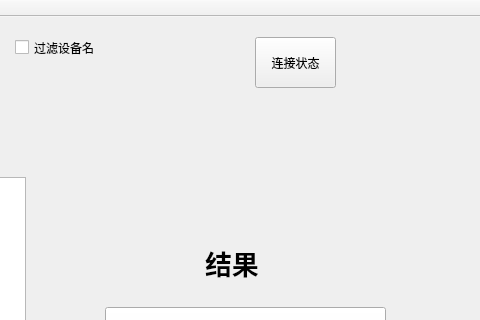
First picture: the form in mainwindow.ui, repository wangzhibinjunhua/py_work, before the edit; both pictures show x 635 to 1115 and y 0 to 320 of the 1115 by 858 pixel window.
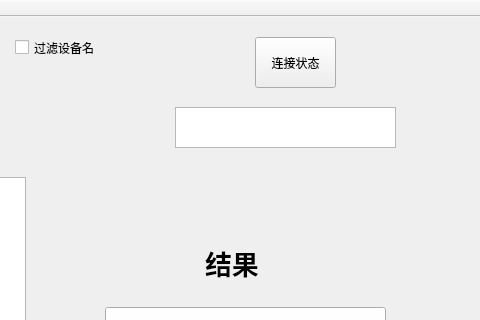
Second picture: the form after the edit.

```diff
--- a/mainwindow.ui
+++ b/mainwindow.ui
@@ -398,6 +398,16 @@
      <string>PASS</string>
     </property>
    </widget>
+   <widget class="QTextBrowser" name="conn_info">
+    <property name="geometry">
+     <rect>
+      <x>810</x>
+      <y>90</y>
+      <width>221</width>
+      <height>41</height>
+     </rect>
+    </property>
+   </widget>
   </widget>
   <widget class="QMenuBar" name="menuBar">
    <property name="geometry">
```
